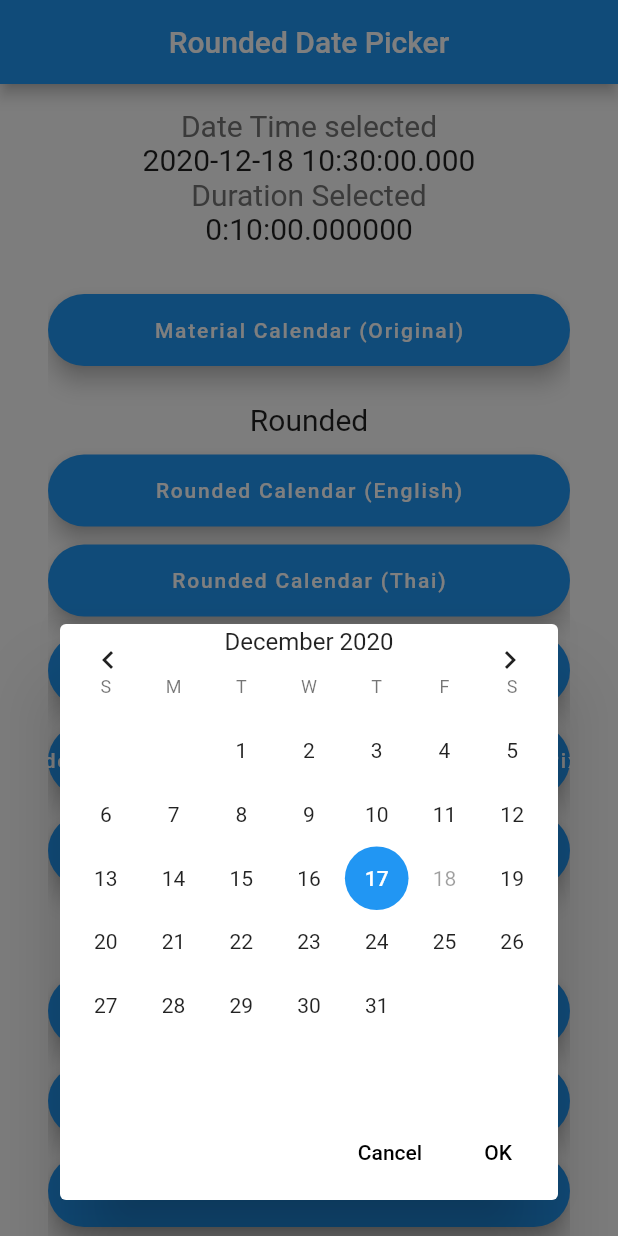
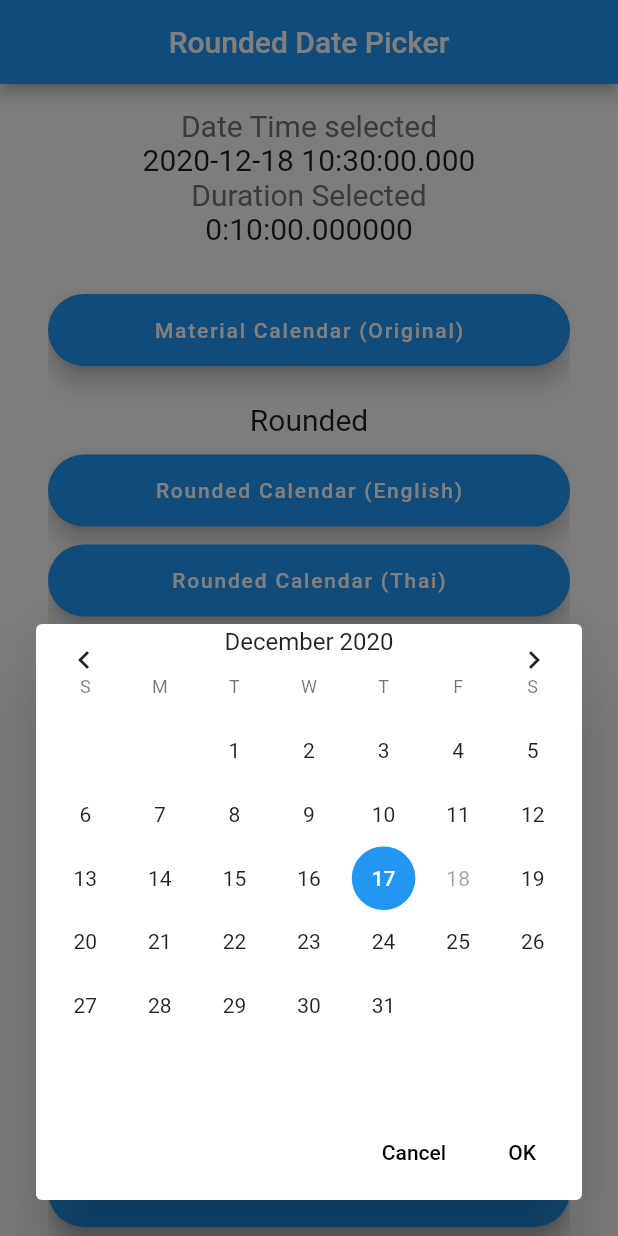
Before and after one commit to benznest/flutter_rounded_date_picker, a Flutter app: the screen it shows after launch, after a tap on "Rounded Calendar disabled date", on a phone screen of 412 x 824 dp. Run offline on Flutter 3.47's test engine with Material 2 defaults, Android fonts, the phone set to English and light mode, and no system bars.

Commit message:
add dialog wrapper padding

```diff
--- a/lib/src/dialogs/flutter_rounded_date_picker_dialog.dart
+++ b/lib/src/dialogs/flutter_rounded_date_picker_dialog.dart
@@ -36,6 +36,7 @@ class FlutterRoundedDatePickerDialog extends StatefulWidget {
       this.listDateDisabled,
       this.builderActions,
       this.showHeader = false,
+      this.dialogPadding,
       this.onTapDay})
       : super(key: key);
 
@@ -48,6 +49,7 @@ class FlutterRoundedDatePickerDialog extends StatefulWidget {
   ///Modified
   final bool showHeader;
   final Widget builderActions;
+  final EdgeInsets dialogPadding;
 
   /// double height.
   final double height;
@@ -251,6 +253,8 @@ class _FlutterRoundedDatePickerDialogState
     }
 
     final Dialog dialog = Dialog(
+      insetPadding: widget.dialogPadding ??
+          EdgeInsets.symmetric(horizontal: 24, vertical: 24),
       child: OrientationBuilder(
           builder: (BuildContext context, Orientation orientation) {
         assert(orientation != null);
--- a/lib/src/flutter_rounded_date_picker_widget.dart
+++ b/lib/src/flutter_rounded_date_picker_widget.dart
@@ -126,6 +126,8 @@ Future<DateTime> showRoundedDatePicker(
     bool showHeader = false,
     Alignment alignment = Alignment.bottomCenter,
     Duration transitionDuration = const Duration(milliseconds: 300),
+    EdgeInsets dialogPadding =
+        const EdgeInsets.symmetric(horizontal: 24, vertical: 24),
     OnTapDay onTapDay}) async {
   initialDate ??= DateTime.now();
   firstDate ??= DateTime(initialDate.year - 1);
@@ -198,6 +200,7 @@ Future<DateTime> showRoundedDatePicker(
           onTapDay: onTapDay,
           showHeader: showHeader,
           builderActions: builderActions,
+          dialogPadding: dialogPadding,
         ),
       ),
     ),
```
